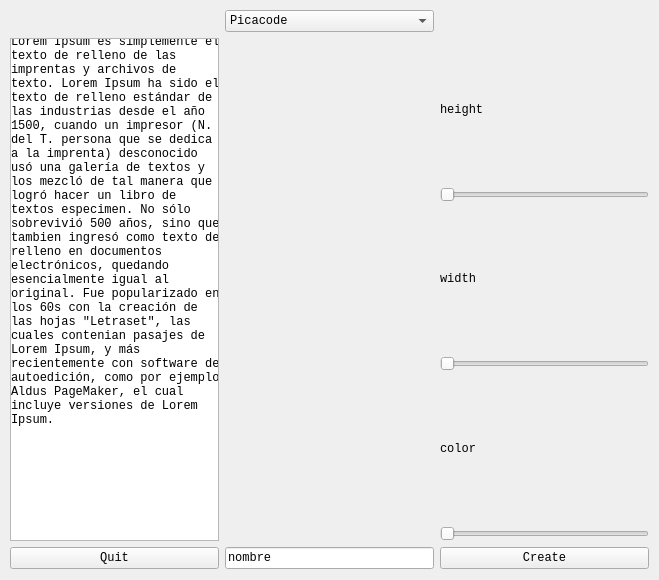
Qt form src/gui/select_player.ui (Virako/ofw) before a commit.
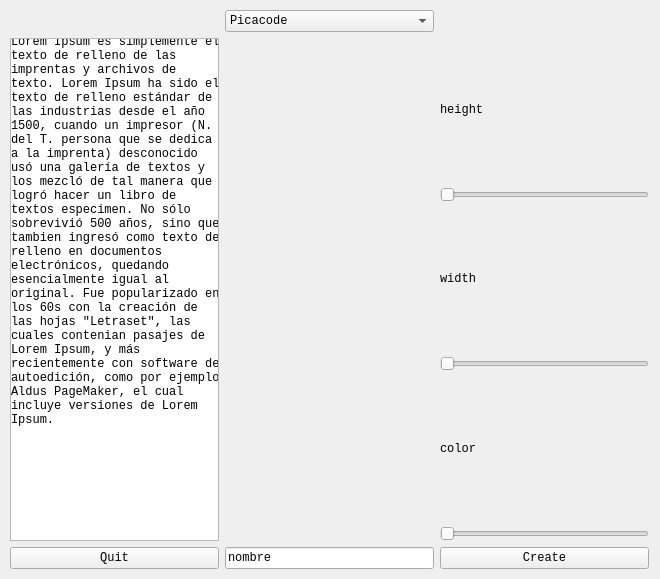
The same form after that commit.

Commit message: Integrate irrlicht in qt window.

Diff of the .ui file:
```diff
--- a/src/gui/select_player.ui
+++ b/src/gui/select_player.ui
@@ -6,8 +6,8 @@
    <rect>
     <x>0</x>
     <y>0</y>
-    <width>659</width>
-    <height>580</height>
+    <width>660</width>
+    <height>579</height>
    </rect>
   </property>
   <property name="sizePolicy">
@@ -31,6 +31,9 @@
    <bool>true</bool>
   </property>
   <widget class="QWidget" name="centralWidget">
+   <property name="autoFillBackground">
+    <bool>true</bool>
+   </property>
    <widget class="QWidget" name="gridLayoutWidget">
     <property name="geometry">
      <rect>
```
Left out of the diff: 3 changed lines with no effect on the pictures. The commit also changes 6 other files.
